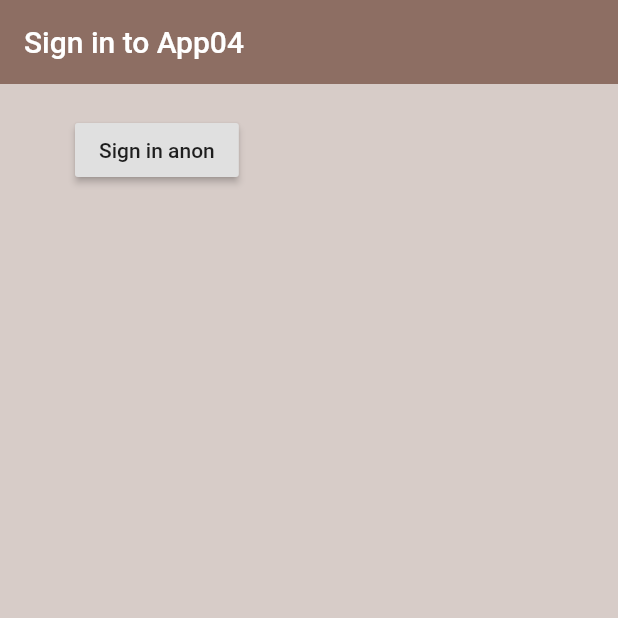
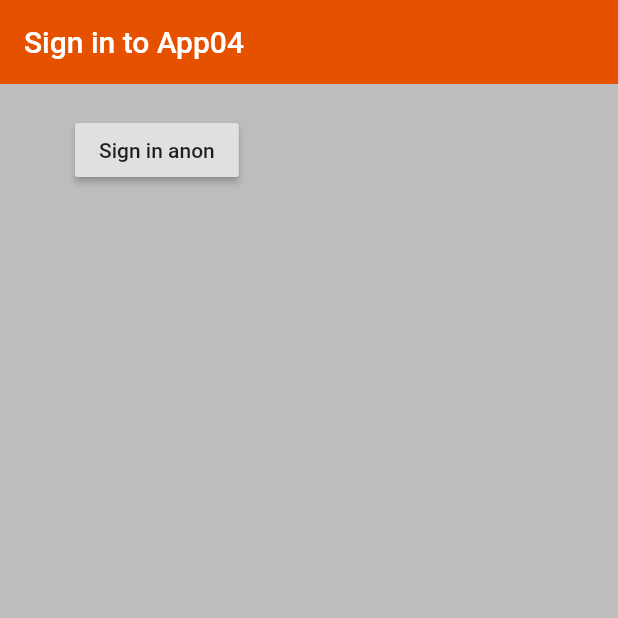
Before and after one commit to krisu82/app04, a Flutter app: the screen it shows after launch, on a phone screen of 412 x 824 dp, the top half of it. Run offline on Flutter 3.47's test engine with Material 2 defaults, Android fonts, the phone set to English and light mode, and no system bars; our stand-ins replace firebase_auth; accounts and stored records are empty.

Commit message:
Less 09 - problem

```diff
--- a/lib/screens/authenticate/sign_in.dart
+++ b/lib/screens/authenticate/sign_in.dart
@@ -12,9 +12,9 @@ class _SignInState extends State<SignIn> {
   @override
   Widget build(BuildContext context) {
     return Scaffold(
-      backgroundColor: Colors.brown[100],
+      backgroundColor: Colors.grey[400],
       appBar: AppBar(
-        backgroundColor: Colors.brown[400],
+        backgroundColor: Colors.orange[900],
         elevation: 0.0,
         title: Text('Sign in to App04 '),
       ),
@@ -24,6 +24,7 @@ class _SignInState extends State<SignIn> {
               child: Text('Sign in anon'),
               onPressed: () async {
                 dynamic result = await _auth.signInAnon();
+                //print('ddd');
                 if (result == null) {
                   print('error signing in');
                 } else {
--- a/lib/screens/wrapper.dart
+++ b/lib/screens/wrapper.dart
@@ -1,4 +1,3 @@
-import 'package:app04/models/user.dart';
 import 'package:app04/screens/authenticate/authenticate.dart';
 import 'package:app04/screens/home/home.dart';
 import 'package:flutter/material.dart';
@@ -10,8 +9,12 @@ class Wrapper extends StatelessWidget {
   Widget build(BuildContext context) {
 
     final user = Provider.of<User>(context);
-    print(user);
+
     //zwrotka home lub aunteticate widget
-    return Authenticate();
+    if (user == null) {
+      return Authenticate();
+    } else {
+      return Home();
+    }
   }
 }
```
Also changed, not shown: lib/screens/home/home.dart (+19 -2 lines), lib/services/auth.dart (+9 -3 lines).
